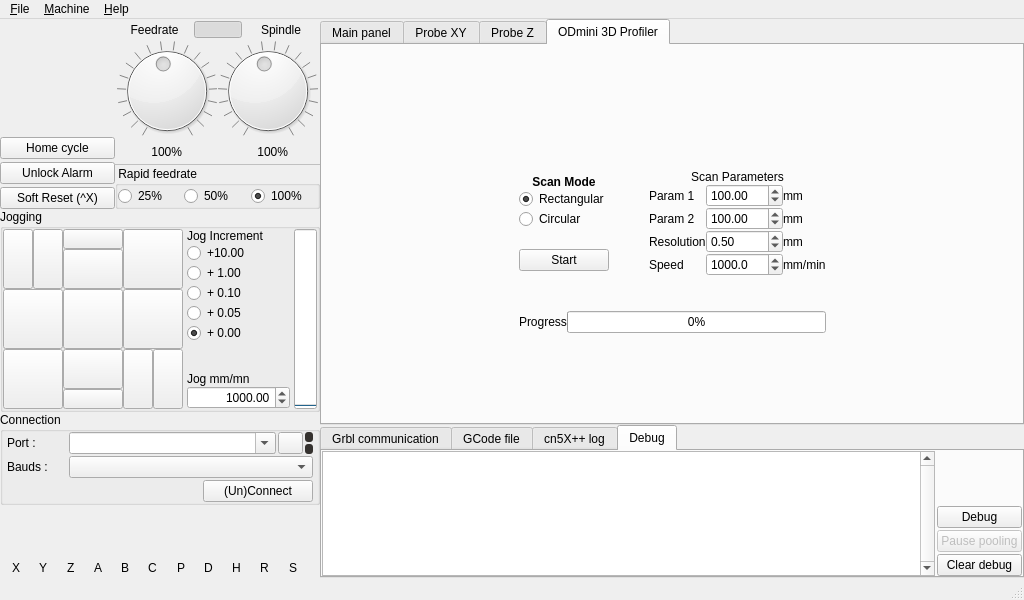
First picture: the form in grbl_ros2_gui/mainWindow.ui, repository jhu-bigss/grbl_ros2_gui, before the edit.
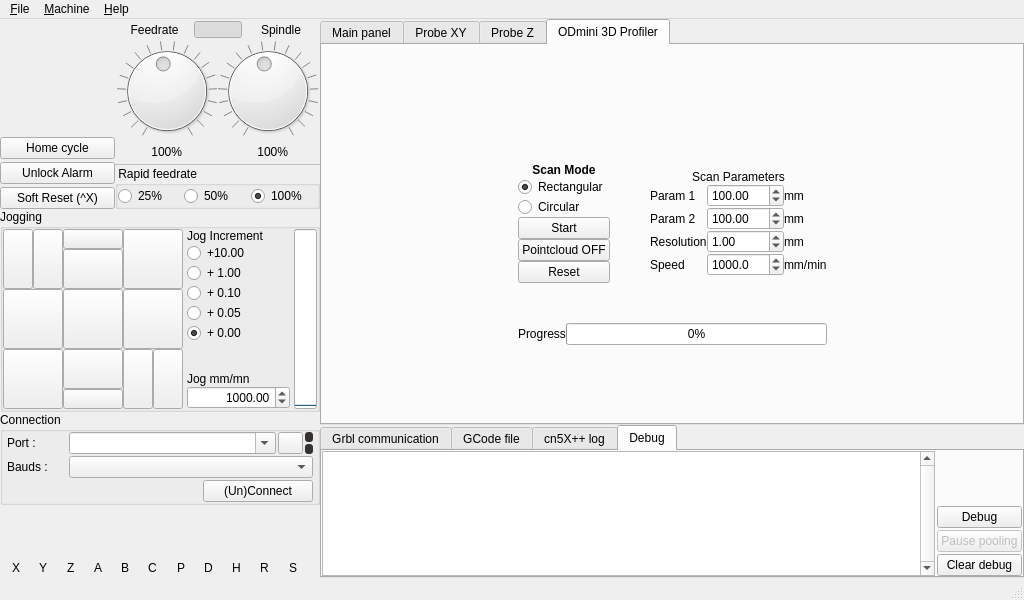
Second picture: the form after the edit. The open tabs and pages were chosen to show the change. Icons and pictures are not drawn. Custom widgets are drawn as their Qt base class.

Commit message: add stop/reset scan

```diff
--- a/grbl_ros2_gui/mainWindow.ui
+++ b/grbl_ros2_gui/mainWindow.ui
@@ -8800,19 +8800,6 @@
                    </property>
                   </widget>
                  </item>
-                 <item>
-                  <spacer name="verticalSpacer_14">
-                   <property name="orientation">
-                    <enum>Qt::Vertical</enum>
-                   </property>
-                   <property name="sizeHint" stdset="0">
-                    <size>
-                     <width>20</width>
-                     <height>20</height>
-                    </size>
-                   </property>
-                  </spacer>
-                 </item>
                  <item>
                   <widget class="QPushButton" name="pushButton_scan_start">
                    <property name="text">
@@ -8820,6 +8807,29 @@
                    </property>
                   </widget>
                  </item>
+                 <item>
+                  <widget class="QPushButton" name="pushButton_scan_pointcould_on_off">
+                   <property name="autoFillBackground">
+                    <bool>false</bool>
+                   </property>
+                   <property name="text">
+                    <string>Pointcloud OFF</string>
+                   </property>
+                   <property name="checkable">
+                    <bool>true</bool>
+                   </property>
+                   <property name="checked">
+                    <bool>false</bool>
+                   </property>
+                  </widget>
+                 </item>
+                 <item>
+                  <widget class="QPushButton" name="pushButton_scan_pointcould_reset">
+                   <property name="text">
+                    <string>Reset</string>
+                   </property>
+                  </widget>
+                 </item>
                  <item>
                   <spacer name="verticalSpacer_17">
                    <property name="orientation">
@@ -8945,11 +8955,11 @@
                       <double>100.000000000000000</double>
                      </property>
                      <property name="singleStep">
-                      <double>0.100000000000000</double>
-                     </property>
-                     <property name="value">
                       <double>0.500000000000000</double>
                      </property>
+                     <property name="value">
+                      <double>1.000000000000000</double>
+                     </property>
                     </widget>
                    </item>
                    <item row="2" column="2">
```
The commit also changes 4 other files.
